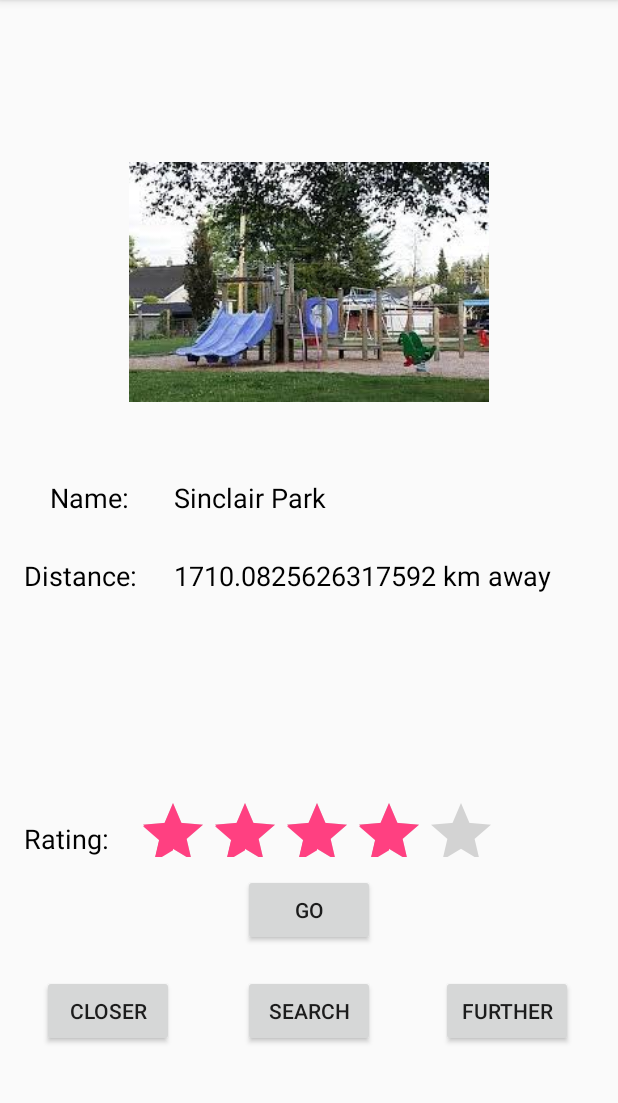
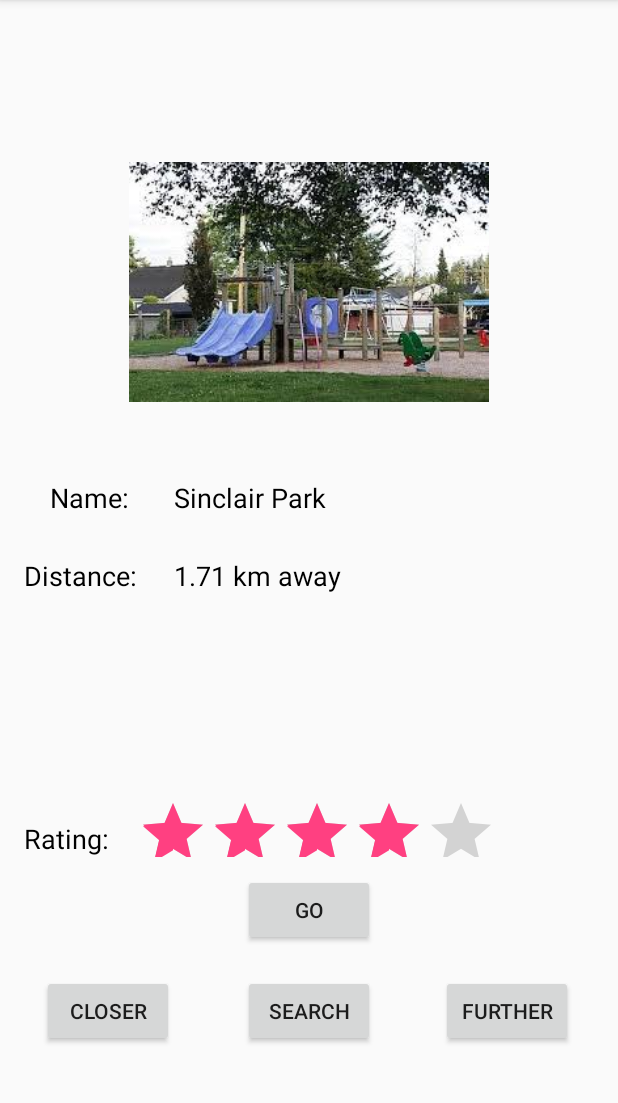
Before and after one commit to sardarali/MyCity, an Android app: the exploreActivity screen opened directly, with no data from a screen before it, after a tap on "SEARCH", on a phone screen of 412 x 824 dp, the part 84-1187 px from its top. Run offline under Robolectric (Android 15) with nearby library versions, the light colour scheme and no system bars.

Commit message:
distance measurement added

```diff
--- a/app/src/main/java/newwest/mycity/exploreActivity.java
+++ b/app/src/main/java/newwest/mycity/exploreActivity.java
@@ -22,6 +22,7 @@ import android.widget.Toast;
 
 import java.io.IOException;
 import java.io.InputStream;
+import java.text.DecimalFormat;
 import java.util.Random;
 
 public class exploreActivity extends AppCompatActivity {
@@ -45,6 +46,7 @@ public class exploreActivity extends AppCompatActivity {
                 load_activity(v);
             }
         });
+        load_activity(null);
     }
 
     public void load_activity(View v){
@@ -78,7 +80,9 @@ public class exploreActivity extends AppCompatActivity {
         rb.setRating((float) pdr.getRating());
 
         TextView pd = (TextView) findViewById(R.id.parkDistance);
-        pd.setText(MainActivity.computeDistance(pdr.getxCoord(), pdr.getyCoord(), MainActivity.currentXCoord, MainActivity.currentYCoord) + " km away");
+        double kmdist = MainActivity.computeDistance(pdr.getxCoord(), pdr.getyCoord(), MainActivity.currentXCoord, MainActivity.currentYCoord) / 1000;
+        DecimalFormat df =  new DecimalFormat("##.###");
+        pd.setText( df.format(kmdist) + " km away");
 
     }
 
```
